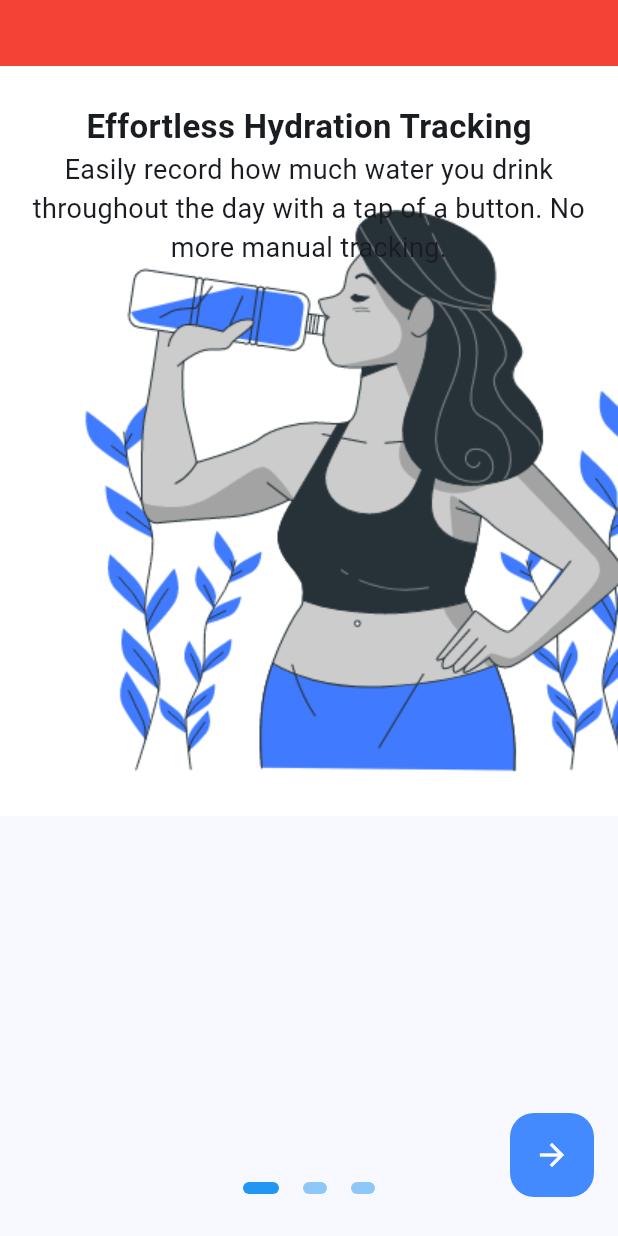
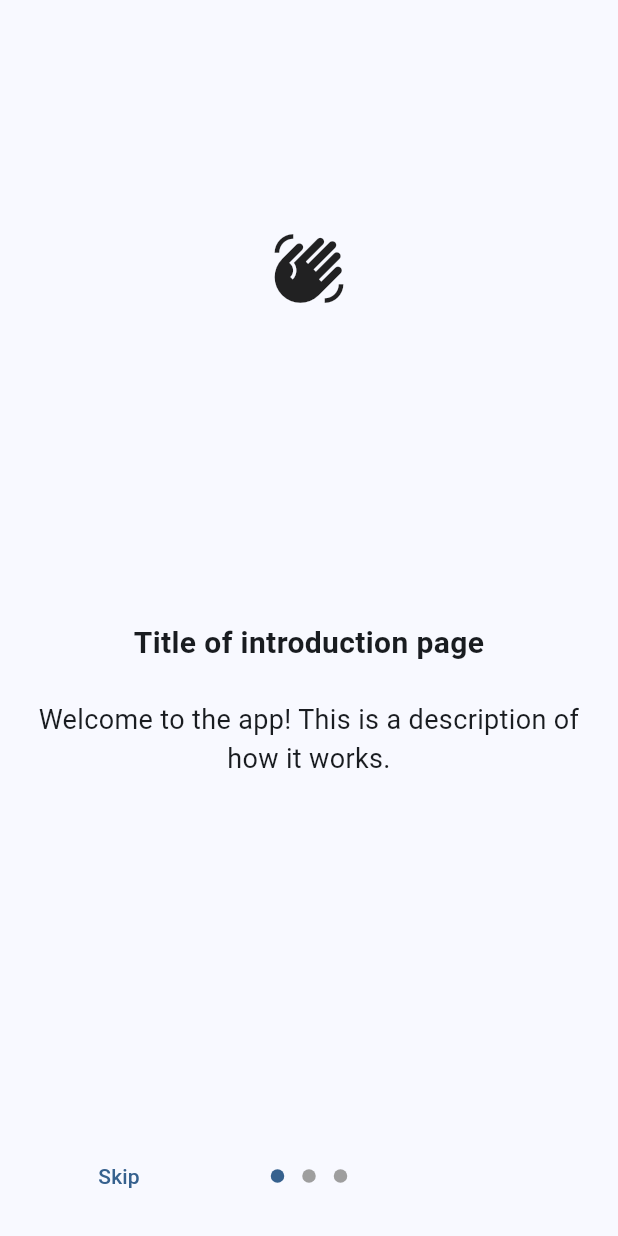
Before and after one commit to kwesinavilot/nsuo_nom, a Flutter app: the screen it shows after launch, on a phone screen of 412 x 824 dp. Run offline on Flutter 3.47's test engine with Material 3 defaults, Android fonts, the phone set to English and light mode, and no system bars; drawn by our look-alikes of flutter_onboarding_slider, introduction_screen.

Commit message:
Removed the previous slider and used introduction_screen instead

```diff
--- a/lib/screens/value_props_screen.dart
+++ b/lib/screens/value_props_screen.dart
@@ -1,5 +1,5 @@
 import 'package:flutter/material.dart';
-import 'package:flutter_onboarding_slider/flutter_onboarding_slider.dart';
+import 'package:introduction_screen/introduction_screen.dart';
 
 class ValueProps extends StatelessWidget {
   const ValueProps({super.key});
@@ -7,63 +7,38 @@ class ValueProps extends StatelessWidget {
   @override
   Widget build(BuildContext context) {
     return Scaffold(
-      body: OnBoardingSlider(
-        headerBackgroundColor: Colors.red,
-        finishButtonText: 'Continue',
-        finishButtonStyle: const FinishButtonStyle(
-          backgroundColor: Colors.blueAccent,
-        ),
-        background: [
-          Image.asset('assets/woman_drinking.gif'),
-          Image.asset('assets/sman_drinking.gif'),
-          Image.asset('assets/man_drinking.gif'),
-        ],
-        totalPage: 3,
-        speed: 1.8,
-        pageBodies: [
-          Container(
-            padding: const EdgeInsets.symmetric(vertical: 25),
-            child: const Column(
-              children: [
-                Text(
-                  "Effortless Hydration Tracking",
-                  style: TextStyle(fontSize: 22, fontWeight: FontWeight.bold),
-                ),
-                Text(
-                  "Easily record how much water you drink throughout the day with a tap of a button. No more manual tracking.",
-                  textAlign: TextAlign.center,
-                  style: TextStyle(
-                    fontSize: 18,
+        body: IntroductionScreen(
+      pages: [
+        PageViewModel(
+          title: "Title of introduction page",
+          body: "Welcome to the app! This is a description of how it works.",
+          image: const Center(
+            child: Icon(Icons.waving_hand, size: 50.0),
           ),
         ),
-              ],
+        PageViewModel(
+          title: "Title of introduction page",
+          body: "Welcome to the app! This is a description of how it works.",
+          image: const Center(
+            child: Icon(Icons.waving_hand, size: 50.0),
           ),
         ),
-          Container(
-            padding: const EdgeInsets.symmetric(vertical: 25),
-            child: const Column(
-              children: [
-                Text(
-                  "Effortless Hydration Tracking",
-                  style: TextStyle(fontSize: 22, fontWeight: FontWeight.bold),
+        PageViewModel(
+          title: "Title of introduction page",
+          body: "Welcome to the app! This is a description of how it works.",
+          image: const Center(
+            child: Icon(Icons.waving_hand, size: 50.0),
           ),
+        )
       ],
-            ),
-          ),
-          Container(
-            padding: const EdgeInsets.symmetric(vertical: 25),
-            child: const Column(
-              children: [
-                Text(
-                  "Effortless Hydration Tracking",
-                  style: TextStyle(fontSize: 22, fontWeight: FontWeight.bold),
-                ),
-              ],
-            ),
-          ),
-        ],
-      ),
-
+      showSkipButton: true,
+      showNextButton: false,
+      skip: const Text("Skip"),
+      done: const Text("Done"),
+      onDone: () {
+        // On button pressed
+      },
+    )
         // body: Container(
         //     color: Colors.red,
         //     alignment: Alignment.center,
@@ -91,7 +66,7 @@ class ValueProps extends StatelessWidget {
         //         )
         //       ],
         //     )
-      //   ),
+        // ),
         );
   }
 }
--- a/pubspec.yaml
+++ b/pubspec.yaml
@@ -35,7 +35,7 @@ dependencies:
   # The following adds the Cupertino Icons font to your application.
   # Use with the CupertinoIcons class for iOS style icons.
   cupertino_icons: ^1.0.2
-  flutter_onboarding_slider: ^1.0.11
+  introduction_screen: ^3.1.12
 
 dev_dependencies:
   flutter_test:
```
Also changed, not shown: pubspec.lock. Lines whose indentation alone changed are shown as unchanged.
